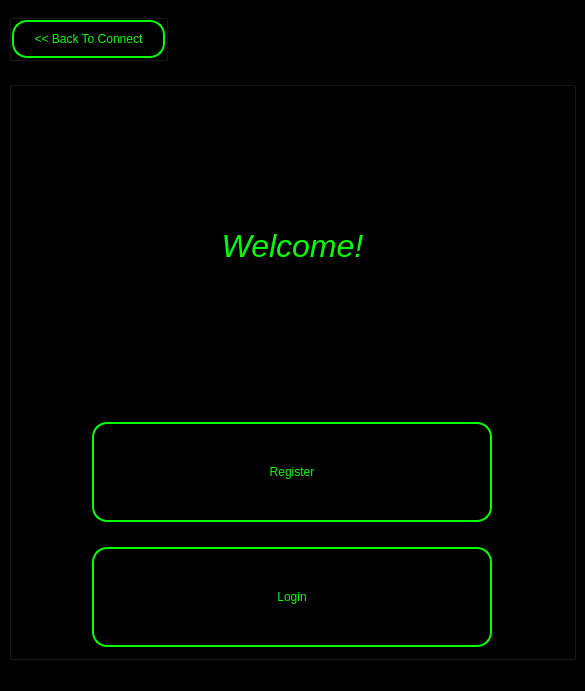
Above: GUI/UIs/HomePageGUI.ui from YuraMoiseev/FinalProject before the change. Below: the same form after it.
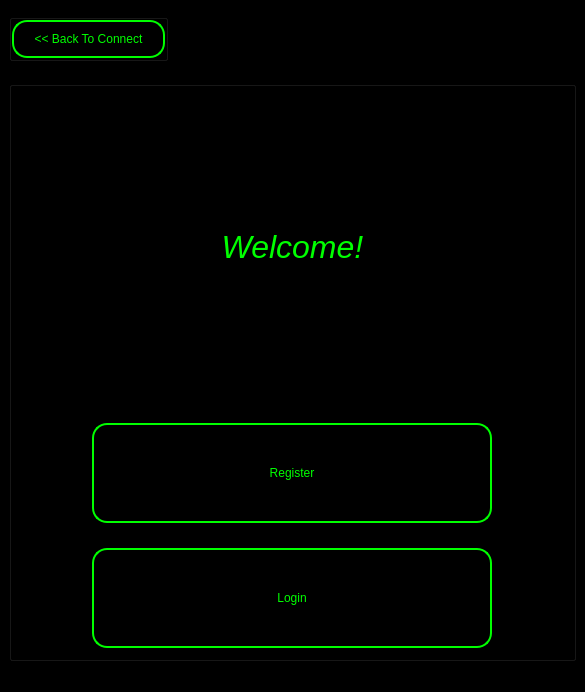
That is the form after the change.

```diff
--- a/GUI/UIs/HomePageGUI.ui
+++ b/GUI/UIs/HomePageGUI.ui
@@ -7,7 +7,7 @@
     <x>0</x>
     <y>0</y>
     <width>585</width>
-    <height>691</height>
+    <height>692</height>
    </rect>
   </property>
   <property name="sizePolicy">
```
